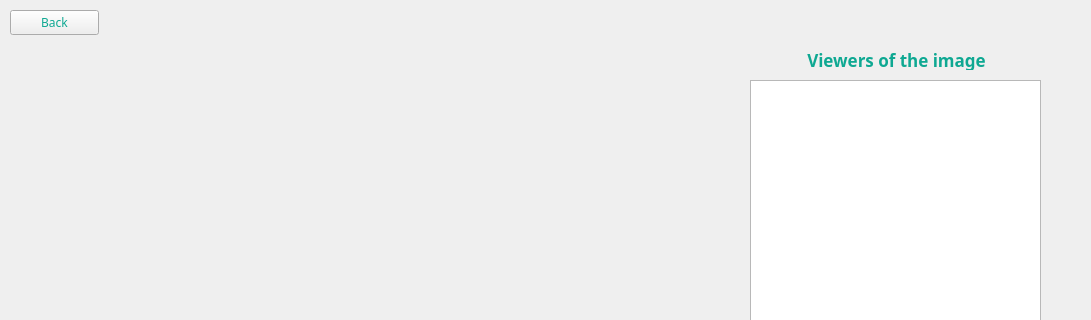
Old version of the form imageinformation.ui in the repository a-ewais/Image-sharing-app; both pictures show x 0 to 1091 and y 0 to 320 of the 1091 by 712 pixel window.
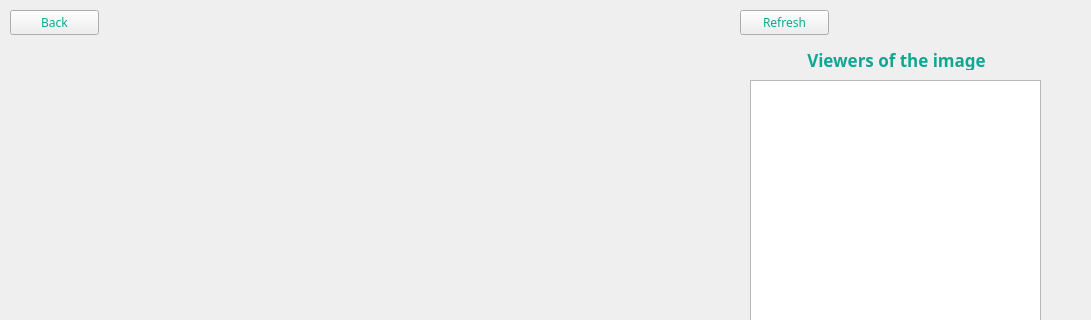
New version of the form.

Commit message: GUI changes refresh button and clears

What changed in the file:
```diff
--- a/imageinformation.ui
+++ b/imageinformation.ui
@@ -78,7 +78,7 @@
     <rect>
      <x>130</x>
      <y>19</y>
-     <width>851</width>
+     <width>601</width>
      <height>31</height>
     </rect>
    </property>
@@ -200,6 +200,27 @@
     <string>Back</string>
    </property>
   </widget>
+  <widget class="QPushButton" name="refresh">
+   <property name="geometry">
+    <rect>
+     <x>740</x>
+     <y>10</y>
+     <width>89</width>
+     <height>25</height>
+    </rect>
+   </property>
+   <property name="font">
+    <font>
+     <family>Ubuntu Mono</family>
+    </font>
+   </property>
+   <property name="styleSheet">
+    <string notr="true">color: rgb(14, 168, 146);</string>
+   </property>
+   <property name="text">
+    <string>Refresh</string>
+   </property>
+  </widget>
  </widget>
  <resources/>
  <connections/>
```
The commit also changes 20 other files.
